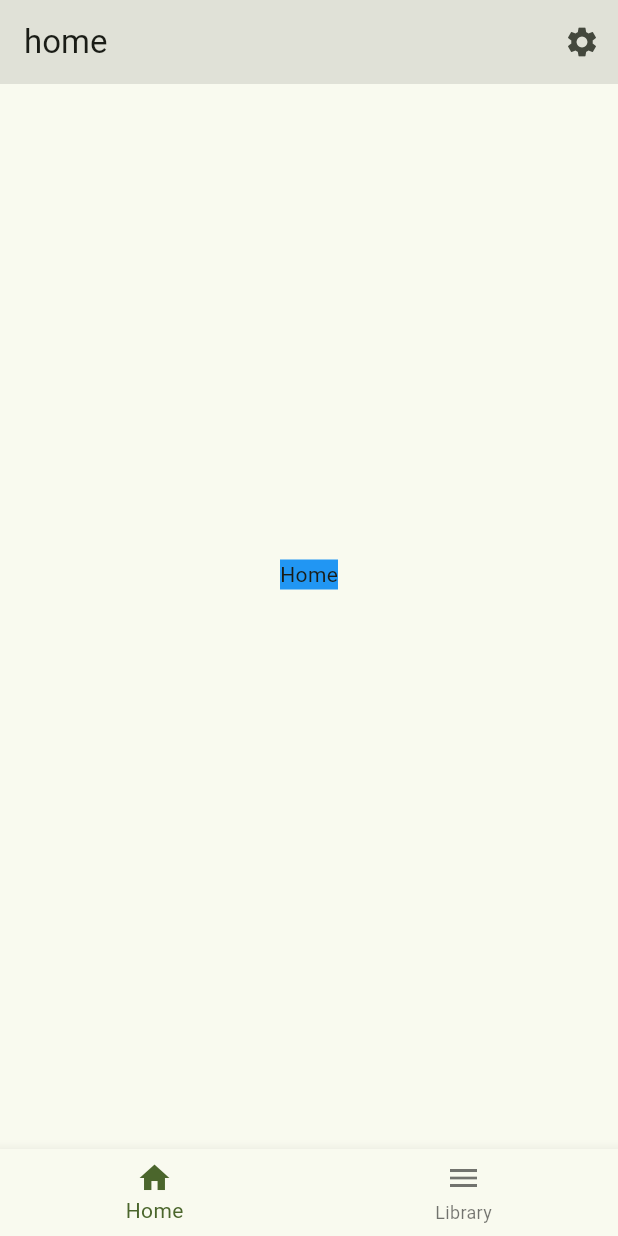
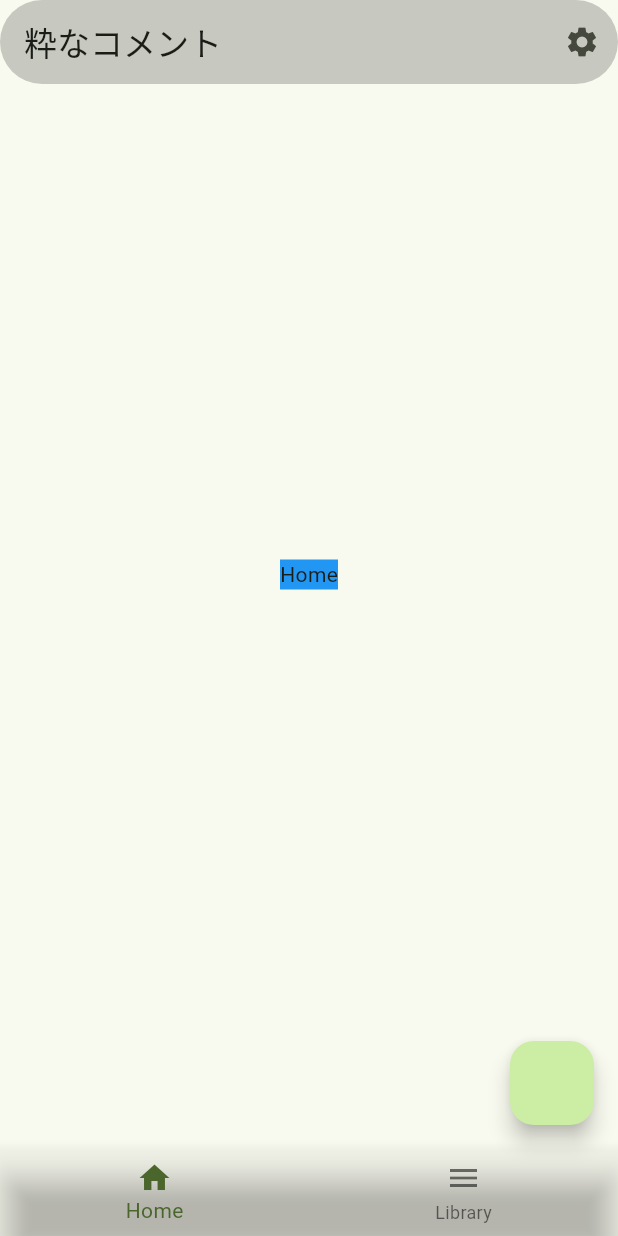
Before and after one commit to ROTO0504/CLIP, a Flutter app: the screen it shows after launch, on a phone screen of 412 x 824 dp. Run offline on Flutter 3.47's test engine with Material 2 defaults, Android fonts, the phone set to English and light mode, and no system bars.

Commit message:
設定画面へ遷移可能になった FABにmaterial3適応されてなくね？？

```diff
--- a/lib/main.dart
+++ b/lib/main.dart
@@ -2,6 +2,7 @@ import 'package:clip/view/components/fab_add.dart';
 import 'package:clip/view/routes/home.dart';
 import 'package:flutter/material.dart';
 import 'package:clip/view/components/bottomNavbar.dart';
+import 'package:flutter/services.dart';
 
 void main() {
   runApp(const MyApp());
@@ -13,8 +14,11 @@ class MyApp extends StatelessWidget {
   @override
   Widget build(BuildContext context) {
     return MaterialApp(
-      theme: ThemeData(useMaterial3: true, colorSchemeSeed: Colors.lightGreen),
-      darkTheme: ThemeData.dark(),
+      theme: ThemeData(
+        useMaterial3: true,
+        colorSchemeSeed: Colors.lightGreen,
+      ),
+      darkTheme: ThemeData.dark(useMaterial3: true),
       debugShowCheckedModeBanner: false, //バナーの消去
       title: 'CLIP',
       home: BottomNavbar(),
--- a/lib/view/components/bottomNavbar.dart
+++ b/lib/view/components/bottomNavbar.dart
@@ -37,16 +37,29 @@ class _BottomNavbarState extends State<BottomNavbar> {
   @override
   Widget build(BuildContext context) {
     return Scaffold(
+      floatingActionButton: FloatingActionButton(onPressed: null),
       body: _pages[_selectIndex],
       extendBodyBehindAppBar: true,
       appBar: AppBar(
-        backgroundColor: Colors.black.withOpacity(0.1),
-        title: Text("home"),
+        shape: const StadiumBorder(),
+        backgroundColor: Colors.black.withOpacity(0.2),
+        title: Text("粋なコメント"),
         actions: <Widget>[
-          IconButton(onPressed: () => {}, icon: Icon(Icons.settings))
+          IconButton(
+              onPressed: () {
+                Navigator.push(
+                  context,
+                  MaterialPageRoute(
+                    builder: (context) => SettingsScreen(),
+                    fullscreenDialog: true,
+                  ),
+                );
+              },
+              icon: Icon(Icons.settings))
         ],
       ),
       bottomNavigationBar: BottomNavigationBar(
+        backgroundColor: Color(212121),
         items: [
           BottomNavigationBarItem(
             icon: Icon(Icons.home),
```
Also changed, not shown: lib/view/routes/settings.dart (+4 -3 lines), 1 other file.
